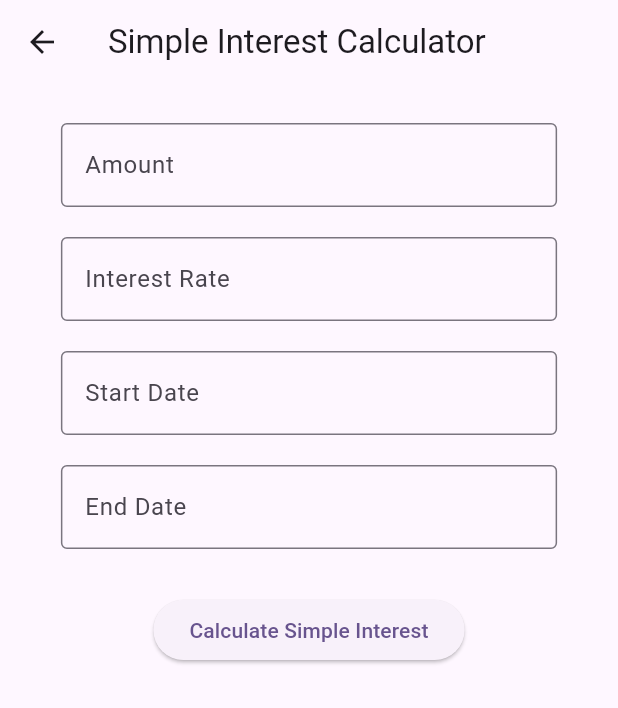
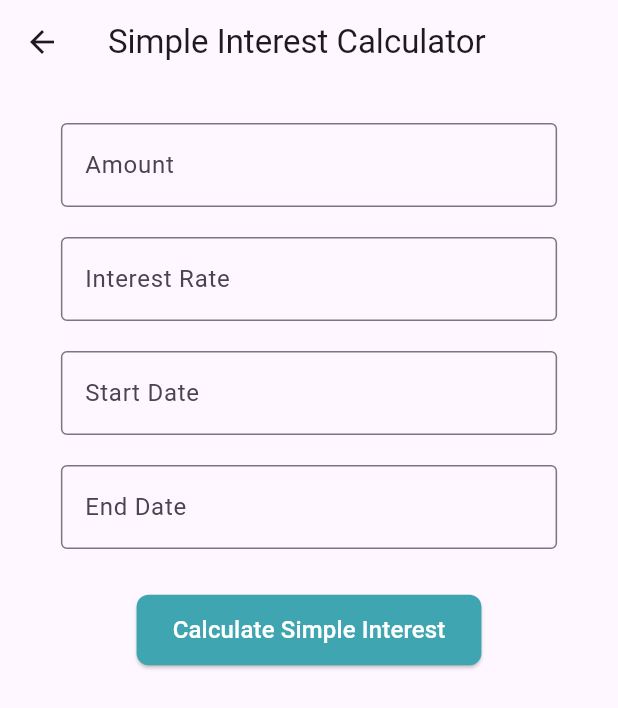
Before and after one commit to mahidhar-25/learningdart, a Flutter app: the SimpleInterestCalculatorPage screen opened directly, on a phone screen of 412 x 824 dp. Shown: the top 708 px of the screen. Run offline on Flutter 3.47's test engine with Material 3 defaults, Android fonts, the phone set to English and light mode, and no system bars; our stand-ins replace fl_chart, logger, sqflite; accounts and stored records are empty.

Commit message:
simple interest calculator completed

```diff
--- a/lib/components/custom_textfield.dart
+++ b/lib/components/custom_textfield.dart
@@ -10,7 +10,8 @@ class CustomTextField extends StatelessWidget {
       this.hintText,
       this.enableSuggestions = true,
       this.autocorrect = true,
-      this.keyboardType = TextInputType.text});
+      this.keyboardType = TextInputType.text,
+      this.focusNode});
 
   // Parameters to make the widget reusable
   final String labelText;
@@ -20,6 +21,7 @@ class CustomTextField extends StatelessWidget {
   final bool? enableSuggestions;
   final bool? autocorrect;
   final TextInputType? keyboardType;
+  final FocusNode? focusNode;
 
   @override
   Widget build(BuildContext context) {
@@ -31,6 +33,7 @@ class CustomTextField extends StatelessWidget {
             vertical: 10, // small margin on top and bottom
           ), // You can modify width as needed or pass as argument
           child: TextField(
+            focusNode: focusNode,
             keyboardType: keyboardType,
             enableSuggestions: enableSuggestions!, // Enable auto-suggestions
             autocorrect: autocorrect!, // Enable auto-correct
--- a/lib/components/simple_interest.dart
+++ b/lib/components/simple_interest.dart
@@ -1,7 +1,9 @@
 import 'package:flutter/material.dart';
 import 'package:learningdart/components/custom_textfield.dart';
 import 'package:intl/intl.dart';
+import 'package:learningdart/components/interest_infoaccordian.dart';
 import 'package:learningdart/components/logger_component.dart';
+import 'package:learningdart/components/piechart_widget.dart';
 
 class SimpleInterestCalculatorPage extends StatefulWidget {
   const SimpleInterestCalculatorPage({super.key});
@@ -15,11 +17,15 @@ class _SimpleInterestCalculatorPageState
     extends State<SimpleInterestCalculatorPage> {
   late final TextEditingController _amount;
   late final TextEditingController _interestRate;
+  late final FocusNode _amountFocus;
+  late final FocusNode _interestRateFocus;
 
   @override
   void initState() {
     _amount = TextEditingController();
     _interestRate = TextEditingController();
+    _amountFocus = FocusNode();
+    _interestRateFocus = FocusNode();
     super.initState();
   }
 
@@ -27,24 +33,26 @@ class _SimpleInterestCalculatorPageState
   void dispose() {
     _amount.dispose();
     _interestRate.dispose();
+    _amountFocus.dispose();
+    _interestRateFocus.dispose();
     super.dispose();
   }
-// Controllers for the amount and interest rate
 
   // Variables for the start and end dates
   DateTime? _startDate;
   DateTime? _endDate;
+  Map<String, dynamic>? _calculatedInterest;
 
-  // Method to show a date picker
   Future<void> _selectDate(BuildContext context,
       {required bool isStartDate}) async {
     final DateTime? picked = await showDatePicker(
       context: context,
-      initialDate: DateTime.now(), // Default to today
-      firstDate: DateTime(2000), // Earliest selectable date
-      lastDate: DateTime(2101), // Latest selectable date
+      initialDate: DateTime.now(),
+      firstDate: DateTime(2000),
+      lastDate: DateTime(2101),
     );
     if (picked != null && picked != (isStartDate ? _startDate : _endDate)) {
+      if (!mounted) return;
       setState(() {
         if (isStartDate) {
           _startDate = picked;
@@ -55,28 +63,35 @@ class _SimpleInterestCalculatorPageState
     }
   }
 
+  bool calculated = false;
+
   @override
   Widget build(BuildContext context) {
-    return Scaffold(
+    return GestureDetector(
+      onTap: () =>
+          FocusScope.of(context).unfocus(), // Dismiss keyboard on tap outside
+      child: Scaffold(
         appBar: AppBar(title: const Text('Simple Interest Calculator')),
-      body: Center(
+        body: SingleChildScrollView(
+          child: Center(
             child: Padding(
               padding: const EdgeInsets.all(16.0),
               child: Column(
                 mainAxisAlignment: MainAxisAlignment.start,
                 children: [
-              // Custom text fields for amount and interest rate
                   CustomTextField(
                     labelText: 'Amount',
                     controller: _amount,
                     keyboardType: TextInputType.number,
+                    focusNode: _amountFocus, // Only focuses when user taps
                   ),
                   CustomTextField(
                     labelText: 'Interest Rate',
                     controller: _interestRate,
                     keyboardType: TextInputType.number,
+                    focusNode:
+                        _interestRateFocus, // Same behavior for interest rate field
                   ),
-              // Start date field
                   GestureDetector(
                     onTap: () => _selectDate(context, isStartDate: true),
                     child: AbsorbPointer(
@@ -86,11 +101,10 @@ class _SimpleInterestCalculatorPageState
                             text: _startDate == null
                                 ? ''
                                 : DateFormat('yyyy-MM-dd').format(_startDate!)),
-                    keyboardType: TextInputType.none, // Disable keyboard
+                        keyboardType: TextInputType.none,
                       ),
                     ),
-              ), // Space between fields
-              // End date field
+                  ),
                   GestureDetector(
                     onTap: () => _selectDate(context, isStartDate: false),
                     child: AbsorbPointer(
@@ -100,28 +114,74 @@ class _SimpleInterestCalculatorPageState
                             text: _endDate == null
                                 ? ''
                                 : DateFormat('yyyy-MM-dd').format(_endDate!)),
-                    keyboardType: TextInputType.none, // Disable keyboard
+                        keyboardType: TextInputType.none,
                       ),
                     ),
                   ),
-              const SizedBox(height: 20), // Space for button
+                  const SizedBox(height: 20),
                   ElevatedButton(
                     onPressed: () {
-                  final simpleInterest = calculateSimpleInterest(
+                      _calculatedInterest = calculateSimpleInterest(
                           double.parse(_amount.text),
                           double.parse(_interestRate.text),
                           _startDate!,
                           _endDate!);
-                  logger.i(
-                      'Principal Amount: ${simpleInterest['principalAmount']},\n '
-                      'Interest Rate: ${simpleInterest['interestRate']},\n '
-                      'Interest Amount: ${simpleInterest['interestAmount']},\n '
-                      'Total Amount: ${simpleInterest['totalAmount']}, \n'
-                      'Time Difference: ${simpleInterest['timeDifference']['totalYears']} years, ${simpleInterest['timeDifference']['totalMonths']} months, ${simpleInterest['timeDifference']['totalDays']} days');
+                      setState(() {
+                        calculated = true;
+                      });
                     },
-                child: const Text('Calculate Simple Interest'),
+                    style: ElevatedButton.styleFrom(
+                      backgroundColor: const Color.fromARGB(255, 62, 165,
+                          177), // Set your desired background color
+                      shape: RoundedRectangleBorder(
+                        borderRadius: BorderRadius.circular(
+                            8), // Slightly rounded corners
+                      ),
+                      padding: const EdgeInsets.symmetric(
+                          horizontal: 24, vertical: 12), // Adjust padding
+                    ),
+                    child: const Text(
+                      'Calculate Simple Interest',
+                      style: TextStyle(
+                        fontSize: 16, // Optional: Adjust text size
+                        color: Colors.white, // Text color
+                      ),
+                    ),
+                  ),
+
+                  const SizedBox(height: 20),
+                  calculated && _calculatedInterest != null
+                      ? Column(
+                          children: [
+                            PieChartSample2(
+                              principalAmount:
+                                  _calculatedInterest?['principalAmount'] ??
+                                      0.0,
+                              interestAmount:
+                                  _calculatedInterest?['interestAmount'] ?? 0.0,
+                            ),
+                            InterestInfoAccordion(
+                              isExpanded: true,
+                              startDate: _startDate!,
+                              endDate: _endDate!,
+                              principalAmount:
+                                  _calculatedInterest?['principalAmount'] ??
+                                      0.0,
+                              interestAmount:
+                                  _calculatedInterest?['interestAmount'] ?? 0.0,
+                              totalAmount:
+                                  _calculatedInterest?['totalAmount'] ?? 0.0,
+                              interestRate: double.parse(_interestRate.text),
+                              totalTime: _calculatedInterest?['timeDifference']
+                                      ['totalTime'] ??
+                                  "",
                             ),
                           ],
+                        )
+                      : Container(), // or SizedBox() for an empty widget when not calculated
+                ],
+              ),
+            ),
           ),
         ),
       ),
@@ -155,7 +215,7 @@ Map<String, dynamic> calculateDateDifference(
 
   // Calculate total difference in days
   final totalDays = endDate.difference(startDate).inDays;
-  // Total time in years (including fractional months) with 3 decimal places
+  // Total time in years (including fractional months)
   final totalYears = double.parse((totalDays / 365).toStringAsFixed(3));
   final totalMonths = double.parse((totalDays / 30).toStringAsFixed(3));
 
@@ -187,7 +247,23 @@ Map<String, dynamic> calculateDateDifference(
     }
   }
 
+  // Create a readable string for total time
+  String totalTime = '';
+  if (years > 0) {
+    totalTime += '$years ${years == 1 ? 'year' : 'years'} ';
+  }
+  if (months > 0) {
+    totalTime += '$months ${months == 1 ? 'month' : 'months'} ';
+  }
+  if (days > 0) {
+    totalTime += '$days ${days == 1 ? 'day' : 'days'}';
+  }
+
+  // Trim any trailing whitespace
+  totalTime = totalTime.trim();
+
   return {
+    'totalTime': totalTime.isEmpty ? '0 days' : totalTime,
     'totalDays': totalDays,
     'totalMonths': totalMonths,
     'totalYears': totalYears,
--- a/pubspec.yaml
+++ b/pubspec.yaml
@@ -39,6 +39,7 @@ dependencies:
   sqflite: ^2.4.0
   path: ^1.9.0
   intl: ^0.19.0
+  fl_chart: ^0.69.0
 
 dev_dependencies:
   flutter_test:
```
Also changed, not shown: lib/components/appcolors.dart (added, +25 -0 lines), lib/components/indicator.dart (added, +44 -0 lines), lib/components/interest_infoaccordian.dart (added, +102 -0 lines), lib/components/piechart_widget.dart (added, +136 -0 lines), pubspec.lock. Lines whose indentation alone changed are shown as unchanged.
